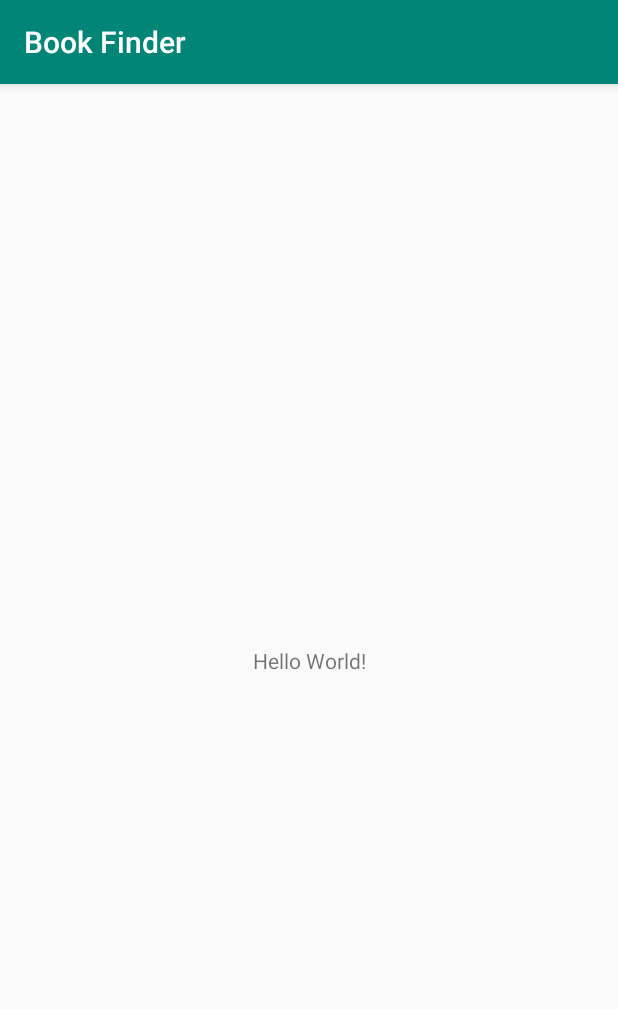
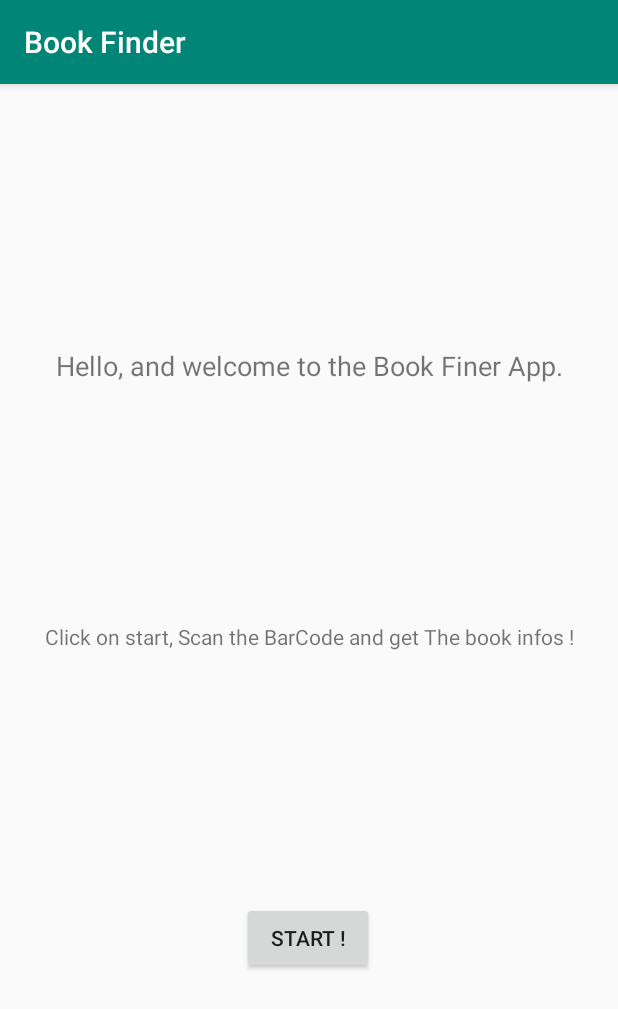
Before and after one commit to amofen/Book-Finder, an Android app: the screen it shows after launch (MainActivity), on a phone screen of 412 x 824 dp. Shown: the top 1009 px of the screen. Run offline under Robolectric (Android 15) with nearby library versions, the phone set to English and light mode, and no system bars.

Commit message:
welcome activity

```diff
--- a/app/src/main/java/com/example/bookfinder/MainActivity.java
+++ b/app/src/main/java/com/example/bookfinder/MainActivity.java
@@ -2,6 +2,8 @@ package com.example.bookfinder;
 
 import android.support.v7.app.AppCompatActivity;
 import android.os.Bundle;
+import android.view.View;
+import android.widget.Toast;
 
 public class MainActivity extends AppCompatActivity {
 
@@ -10,4 +12,10 @@ public class MainActivity extends AppCompatActivity {
         super.onCreate(savedInstanceState);
         setContentView(R.layout.activity_main);
     }
+
+
+    public void start(View view){
+        //TODO start the scan activity
+        Toast.makeText(this,"Scan  is supposed to start now !",Toast.LENGTH_SHORT).show();
+    }
 }
--- a/app/src/main/res/layout/activity_main.xml
+++ b/app/src/main/res/layout/activity_main.xml
@@ -7,12 +7,43 @@
     tools:context=".MainActivity">
 
     <TextView
+        android:id="@+id/txt_welcome_msg"
         android:layout_width="wrap_content"
         android:layout_height="wrap_content"
-        android:text="Hello World!"
-        app:layout_constraintBottom_toBottomOf="parent"
+        android:layout_marginTop="16dp"
+        android:text="@string/msg_welcome"
+        android:textSize="18sp"
+        app:layout_constraintBottom_toTopOf="@+id/textView"
+        app:layout_constraintEnd_toEndOf="parent"
+        app:layout_constraintHorizontal_bias="0.5"
         app:layout_constraintLeft_toLeftOf="parent"
         app:layout_constraintRight_toRightOf="parent"
+        app:layout_constraintStart_toStartOf="parent"
         app:layout_constraintTop_toTopOf="parent" />
 
+    <Button
+        android:id="@+id/button"
+        android:layout_width="wrap_content"
+        android:layout_height="wrap_content"
+        android:layout_marginBottom="16dp"
+        android:onClick="start"
+        android:text="@string/btn_start"
+        app:layout_constraintBottom_toBottomOf="parent"
+        app:layout_constraintEnd_toEndOf="parent"
+        app:layout_constraintHorizontal_bias="0.498"
+        app:layout_constraintStart_toStartOf="parent"
+        app:layout_constraintTop_toBottomOf="@+id/textView" />
+
+    <TextView
+        android:id="@+id/textView"
+        android:layout_width="wrap_content"
+        android:layout_height="wrap_content"
+        android:layout_marginBottom="8dp"
+        android:text="@string/msg_instruction"
+        app:layout_constraintBottom_toTopOf="@+id/button"
+        app:layout_constraintEnd_toEndOf="parent"
+        app:layout_constraintHorizontal_bias="0.5"
+        app:layout_constraintStart_toStartOf="parent"
+        app:layout_constraintTop_toBottomOf="@+id/txt_welcome_msg" />
+
 </android.support.constraint.ConstraintLayout>
--- a/app/src/main/res/values/strings.xml
+++ b/app/src/main/res/values/strings.xml
@@ -1,3 +1,6 @@
 <resources>
     <string name="app_name">Book Finder</string>
+    <string name="msg_welcome">Hello, and welcome to the Book Finer App.</string>
+    <string name="msg_instruction">Click on start, Scan the BarCode and get The book infos !</string>
+    <string name="btn_start">Start !</string>
 </resources>
```
